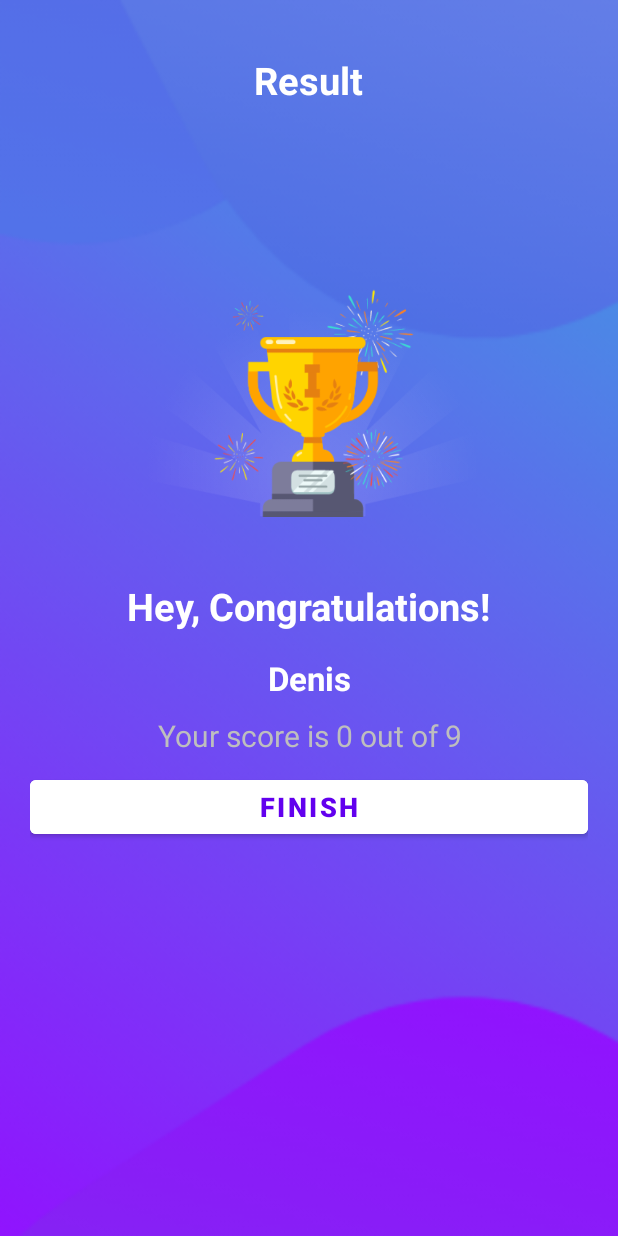
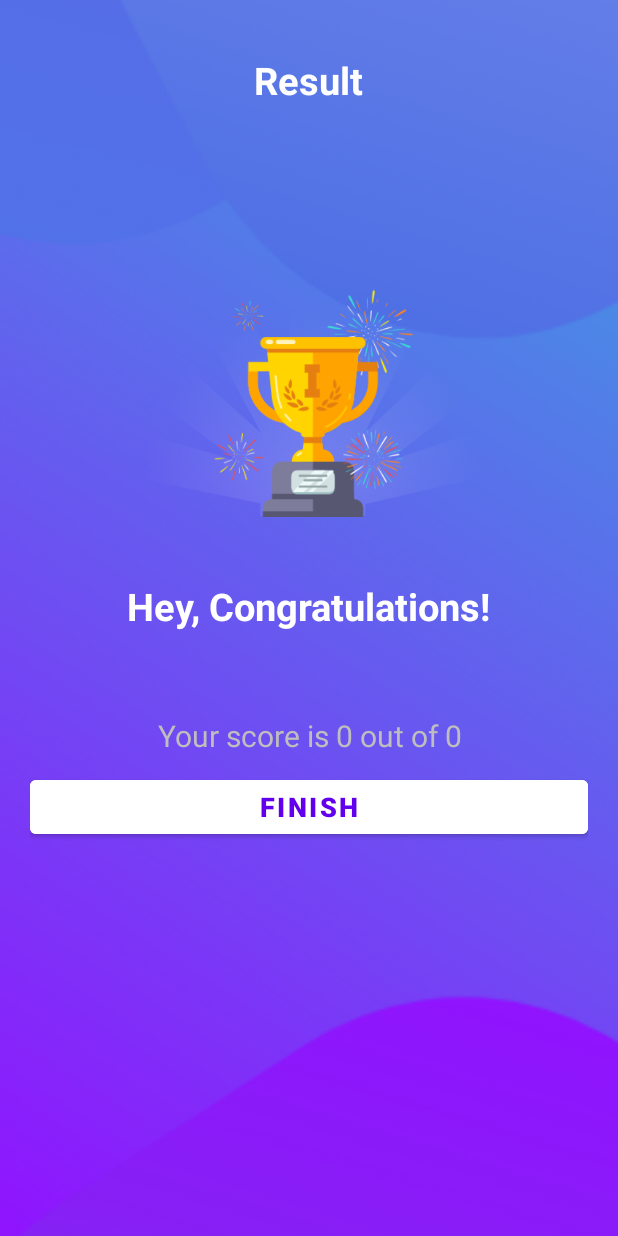
Before and after one commit to Denis-Andrei/QuizApp, an Android app: the ResultActivity screen opened directly, with no data from a screen before it, on a phone screen of 412 x 824 dp. Run offline under Robolectric (Android 15) with nearby library versions, the phone set to English and light mode, and no system bars.

Commit message:
Final touches + sending data via Intent-putExtra

```diff
--- a/app/src/main/java/com/example/quizapp/Constants.kt
+++ b/app/src/main/java/com/example/quizapp/Constants.kt
@@ -1,6 +1,10 @@
 package com.example.quizapp
 
 object Constants {
+
+    const val USER_NAME: String = "user_name"
+    const val TOTAL_QUESTIONS: String = "total_questions"
+    const val CORRECT_ANSWERS: String = "total_answers"
 
     fun getQuestions(): ArrayList<Question>{
         val questionsList = ArrayList<Question>()
--- a/app/src/main/java/com/example/quizapp/MainActivity.kt
+++ b/app/src/main/java/com/example/quizapp/MainActivity.kt
@@ -19,6 +19,8 @@ class MainActivity : AppCompatActivity() {
                 Toast.makeText(this, "Please enter your name", Toast.LENGTH_LONG).show()
             }else{
                 val intent = Intent(this, QuizQuestionsActivity::class.java)
+                intent.putExtra(Constants.USER_NAME, etName.text.toString())
+
                 startActivity(intent)
             }
         }
--- a/app/src/main/java/com/example/quizapp/ResultActivity.kt
+++ b/app/src/main/java/com/example/quizapp/ResultActivity.kt
@@ -1,11 +1,28 @@
 package com.example.quizapp
 
+import android.content.Intent
 import androidx.appcompat.app.AppCompatActivity
 import android.os.Bundle
+import android.widget.TextView
 
 class ResultActivity : AppCompatActivity() {
     override fun onCreate(savedInstanceState: Bundle?) {
         super.onCreate(savedInstanceState)
         setContentView(R.layout.activity_result)
+
+        val tvName: TextView = findViewById(R.id.tv_name)
+        val tvScore: TextView = findViewById(R.id.tv_score)
+        val btnFinish: TextView = findViewById(R.id.btn_finish)
+
+        tvName.text = intent.getStringExtra(Constants.USER_NAME)
+
+        val totalQuestions = intent.getIntExtra(Constants.TOTAL_QUESTIONS, 0)
+        val correctAnswers = intent.getIntExtra(Constants.CORRECT_ANSWERS, 0)
+
+        tvScore.text = "Your score is $correctAnswers out of $totalQuestions"
+
+        btnFinish.setOnClickListener{
+            startActivity(Intent(this, MainActivity::class.java))
+        }
     }
 }
--- a/app/src/main/res/layout/activity_quiz_questions.xml
+++ b/app/src/main/res/layout/activity_quiz_questions.xml
@@ -63,7 +63,7 @@
                 android:gravity="center"
                 android:padding="15dp"
                 android:textSize="14sp"
-                android:text="0/9"
+                android:text="0/10"
                 />
 
         </LinearLayout>
--- a/app/src/main/res/layout/activity_result.xml
+++ b/app/src/main/res/layout/activity_result.xml
@@ -52,7 +52,7 @@
         />
 
     <TextView
-        android:id="@+id/iv_score"
+        android:id="@+id/tv_score"
         android:layout_width="match_parent"
         android:layout_height="wrap_content"
         android:layout_marginTop="10dp"
@@ -63,6 +63,7 @@
         />
 
     <Button
+        android:id="@+id/btn_finish"
         android:layout_width="match_parent"
         android:layout_height="wrap_content"
         android:text="FINISH"
```
Also changed, not shown: app/src/main/java/com/example/quizapp/QuizQuestionsActivity.kt (+12 -2 lines).
